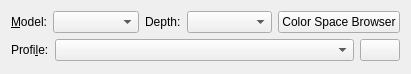
First picture: the form in libs/ui/forms/wdgcolorspaceselector.ui, repository KDE/krita, before the edit.
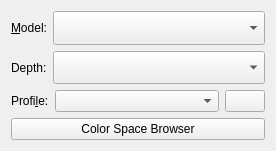
Second picture: the form after the edit. Custom widgets are drawn as their Qt base class.

Patch:
```diff
--- a/libs/ui/forms/wdgcolorspaceselector.ui
+++ b/libs/ui/forms/wdgcolorspaceselector.ui
@@ -6,10 +6,22 @@
    <rect>
     <x>0</x>
     <y>0</y>
-    <width>411</width>
-    <height>74</height>
+    <width>276</width>
+    <height>151</height>
    </rect>
   </property>
+  <property name="sizePolicy">
+   <sizepolicy hsizetype="Minimum" vsizetype="Preferred">
+    <horstretch>0</horstretch>
+    <verstretch>0</verstretch>
+   </sizepolicy>
+  </property>
+  <property name="minimumSize">
+   <size>
+    <width>0</width>
+    <height>0</height>
+   </size>
+  </property>
   <layout class="QVBoxLayout" name="verticalLayout">
    <item>
     <layout class="QHBoxLayout" name="horizontalLayout">
@@ -33,6 +45,10 @@
        </property>
       </widget>
      </item>
+    </layout>
+   </item>
+   <item>
+    <layout class="QHBoxLayout" name="horizontalLayout_3">
      <item>
       <widget class="QLabel" name="lblColorModels">
        <property name="text">
@@ -53,13 +69,6 @@
        </property>
       </widget>
      </item>
-     <item>
-      <widget class="QPushButton" name="bnAdvanced">
-       <property name="text">
-        <string>Color Space Browser</string>
-       </property>
-      </widget>
-     </item>
     </layout>
    </item>
    <item>
@@ -99,6 +108,13 @@
      </item>
     </layout>
    </item>
+   <item>
+    <widget class="QPushButton" name="bnAdvanced">
+     <property name="text">
+      <string>Color Space Browser</string>
+     </property>
+    </widget>
+   </item>
   </layout>
   <zorder>lblColorSpaces</zorder>
  </widget>
```
Left out of the diff: 1 changed line with no effect on the pictures.
